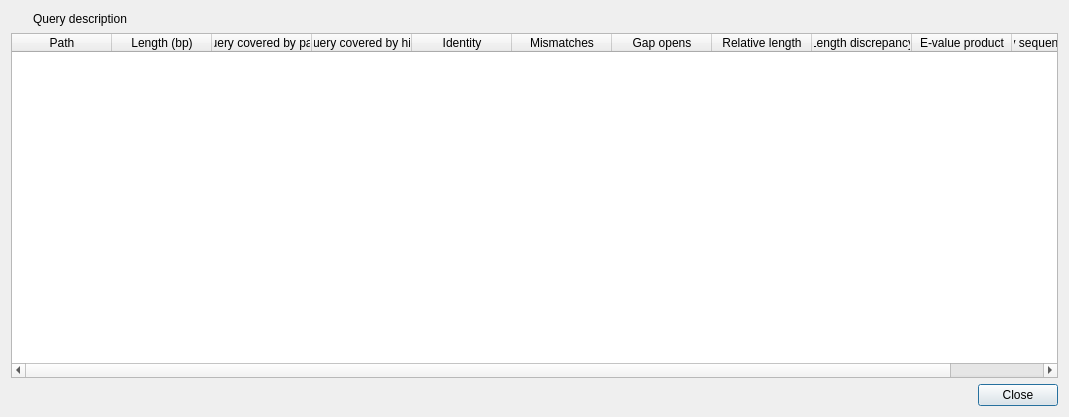
The window that ui/dialogs/querypathsdialog.ui (ugadal/BandageNG) describes before a commit, drawn with Qt 5.
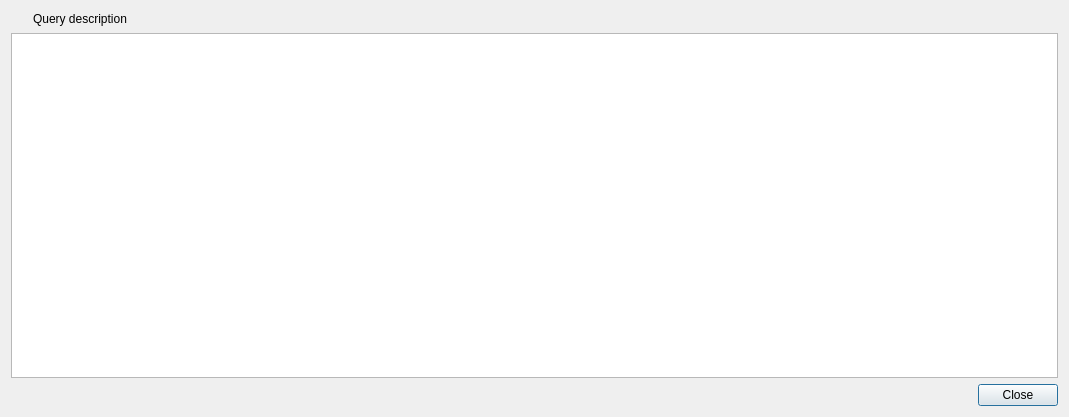
The same window after the commit. Custom widgets are drawn as their Qt base class.

Commit message: Switch query paths dialog to Model / View system

```diff
--- a/ui/dialogs/querypathsdialog.ui
+++ b/ui/dialogs/querypathsdialog.ui
@@ -43,65 +43,6 @@
      </property>
     </widget>
    </item>
-   <item row="1" column="0" colspan="2">
-    <widget class="MyTableWidget" name="tableWidget">
-     <column>
-      <property name="text">
-       <string>Path</string>
-      </property>
-     </column>
-     <column>
-      <property name="text">
-       <string>Length (bp)</string>
-      </property>
-     </column>
-     <column>
-      <property name="text">
-       <string>Query covered by path</string>
-      </property>
-     </column>
-     <column>
-      <property name="text">
-       <string>Query covered by hits</string>
-      </property>
-     </column>
-     <column>
-      <property name="text">
-       <string>Identity</string>
-      </property>
-     </column>
-     <column>
-      <property name="text">
-       <string>Mismatches</string>
-      </property>
-     </column>
-     <column>
-      <property name="text">
-       <string>Gap opens</string>
-      </property>
-     </column>
-     <column>
-      <property name="text">
-       <string>Relative length</string>
-      </property>
-     </column>
-     <column>
-      <property name="text">
-       <string>Length discrepancy</string>
-      </property>
-     </column>
-     <column>
-      <property name="text">
-       <string>E-value product</string>
-      </property>
-     </column>
-     <column>
-      <property name="text">
-       <string>Copy sequence to clipboard</string>
-      </property>
-     </column>
-    </widget>
-   </item>
    <item row="2" column="0" colspan="2">
     <widget class="QDialogButtonBox" name="buttonBox">
      <property name="orientation">
@@ -112,6 +53,9 @@
      </property>
     </widget>
    </item>
+   <item row="1" column="0" colspan="2">
+    <widget class="QTableView" name="tableView"/>
+   </item>
   </layout>
  </widget>
  <customwidgets>
@@ -121,11 +65,6 @@
    <header>infotextwidget.h</header>
    <container>1</container>
   </customwidget>
-  <customwidget>
-   <class>MyTableWidget</class>
-   <extends>QTableWidget</extends>
-   <header>mytablewidget.h</header>
-  </customwidget>
  </customwidgets>
  <resources/>
  <connections>
```
The commit also changes 18 other files.
